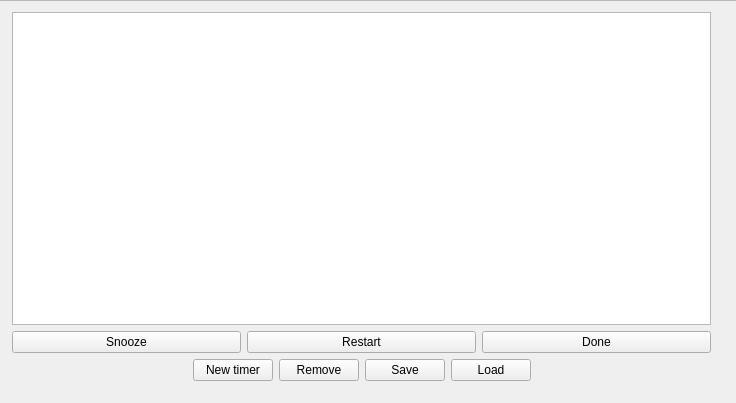
Qt form src/kitchenalertmainwindow.ui (helihyv/KitchenAlert) before a commit.
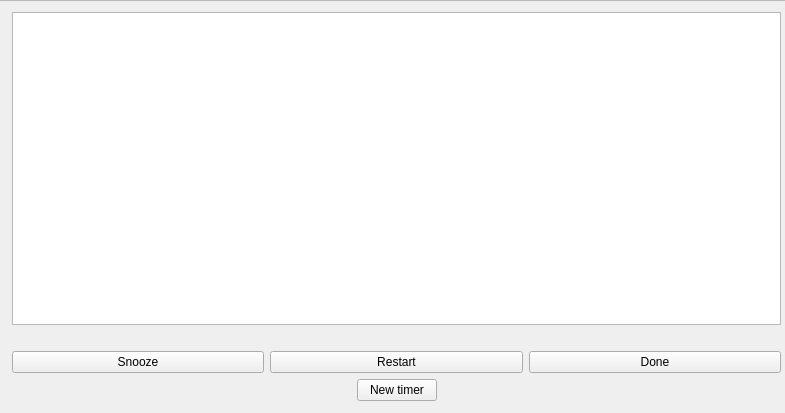
The same form after that commit.

What changed in the file:
```diff
--- a/src/kitchenalertmainwindow.ui
+++ b/src/kitchenalertmainwindow.ui
@@ -6,8 +6,8 @@
    <rect>
     <x>0</x>
     <y>0</y>
-    <width>736</width>
-    <height>403</height>
+    <width>785</width>
+    <height>413</height>
    </rect>
   </property>
   <property name="windowTitle">
@@ -31,8 +31,8 @@
       <rect>
        <x>0</x>
        <y>0</y>
-       <width>1445</width>
-       <height>585</height>
+       <width>1447</width>
+       <height>587</height>
       </rect>
      </property>
      <widget class="QWidget" name="verticalLayoutWidget">
@@ -40,14 +40,21 @@
        <rect>
         <x>350</x>
         <y>0</y>
-        <width>721</width>
-        <height>391</height>
+        <width>791</width>
+        <height>411</height>
        </rect>
       </property>
       <layout class="QVBoxLayout" name="verticalLayout">
        <item>
         <widget class="QTableView" name="ComingAlertsTableView"/>
        </item>
+       <item>
+        <widget class="QLabel" name="debugLabel">
+         <property name="text">
+          <string/>
+         </property>
+        </widget>
+       </item>
        <item>
         <layout class="QHBoxLayout" name="horizontalLayout_2">
          <item>
@@ -95,27 +102,6 @@
            </property>
           </widget>
          </item>
-         <item>
-          <widget class="QPushButton" name="RemoveButton">
-           <property name="text">
-            <string>Remove</string>
-           </property>
-          </widget>
-         </item>
-         <item>
-          <widget class="QPushButton" name="SaveButton">
-           <property name="text">
-            <string>Save</string>
-           </property>
-          </widget>
-         </item>
-         <item>
-          <widget class="QPushButton" name="loadButton">
-           <property name="text">
-            <string>Load</string>
-           </property>
-          </widget>
-         </item>
          <item>
           <spacer name="horizontalSpacer_2">
            <property name="orientation">
```
